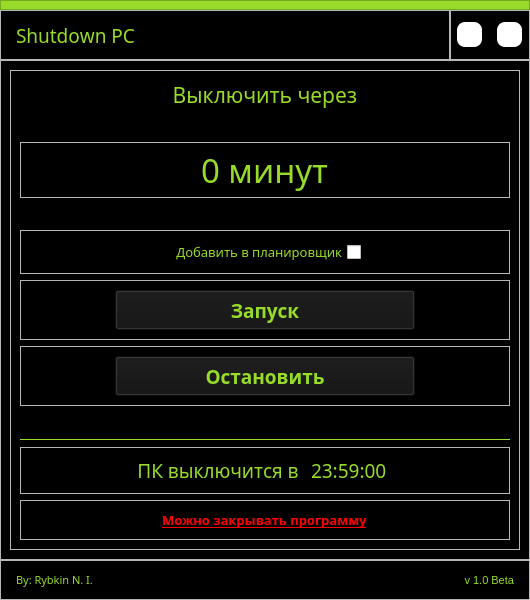
Above: ui/main.ui from rybkinn/ShutdownPC before the change. Below: the same form after it.
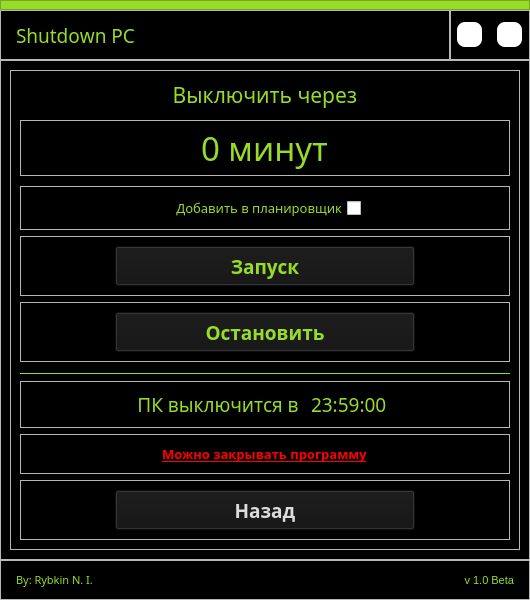
That is the form after the change. The open tabs and pages were chosen to show the change. Icons and pictures are not drawn.

Commit message: added new buttons - exit and back

```diff
--- a/ui/main.ui
+++ b/ui/main.ui
@@ -1404,6 +1404,92 @@
                    </layout>
                   </widget>
                  </item>
+                 <item>
+                  <widget class="QFrame" name="frame_13">
+                   <property name="frameShape">
+                    <enum>QFrame::StyledPanel</enum>
+                   </property>
+                   <property name="frameShadow">
+                    <enum>QFrame::Raised</enum>
+                   </property>
+                   <layout class="QHBoxLayout" name="horizontalLayout_16">
+                    <item>
+                     <spacer name="horizontalSpacer_27">
+                      <property name="orientation">
+                       <enum>Qt::Horizontal</enum>
+                      </property>
+                      <property name="sizeHint" stdset="0">
+                       <size>
+                        <width>40</width>
+                        <height>20</height>
+                       </size>
+                      </property>
+                     </spacer>
+                    </item>
+                    <item>
+                     <widget class="QPushButton" name="pushButton_9">
+                      <property name="enabled">
+                       <bool>true</bool>
+                      </property>
+                      <property name="minimumSize">
+                       <size>
+                        <width>300</width>
+                        <height>40</height>
+                       </size>
+                      </property>
+                      <property name="font">
+                       <font>
+                        <family>a_LCDNova</family>
+                        <pointsize>14</pointsize>
+                        <weight>75</weight>
+                        <bold>true</bold>
+                       </font>
+                      </property>
+                      <property name="cursor">
+                       <cursorShape>PointingHandCursor</cursorShape>
+                      </property>
+                      <property name="layoutDirection">
+                       <enum>Qt::RightToLeft</enum>
+                      </property>
+                      <property name="styleSheet">
+                       <string notr="true">QPushButton {
+	background-color: rgb(20, 20, 20);
+	color: rgb(220, 220, 220);
+}
+QPushButton:hover {
+	background-color: rgba(50, 50, 50, 150);
+}</string>
+                      </property>
+                      <property name="text">
+                       <string>Назад</string>
+                      </property>
+                      <property name="iconSize">
+                       <size>
+                        <width>29</width>
+                        <height>29</height>
+                       </size>
+                      </property>
+                      <property name="flat">
+                       <bool>false</bool>
+                      </property>
+                     </widget>
+                    </item>
+                    <item>
+                     <spacer name="horizontalSpacer_28">
+                      <property name="orientation">
+                       <enum>Qt::Horizontal</enum>
+                      </property>
+                      <property name="sizeHint" stdset="0">
+                       <size>
+                        <width>40</width>
+                        <height>20</height>
+                       </size>
+                      </property>
+                     </spacer>
+                    </item>
+                   </layout>
+                  </widget>
+                 </item>
                 </layout>
                </widget>
               </item>
```
Left out of the diff: 425 changed lines with no effect on the pictures. The commit also changes 3 other files.
